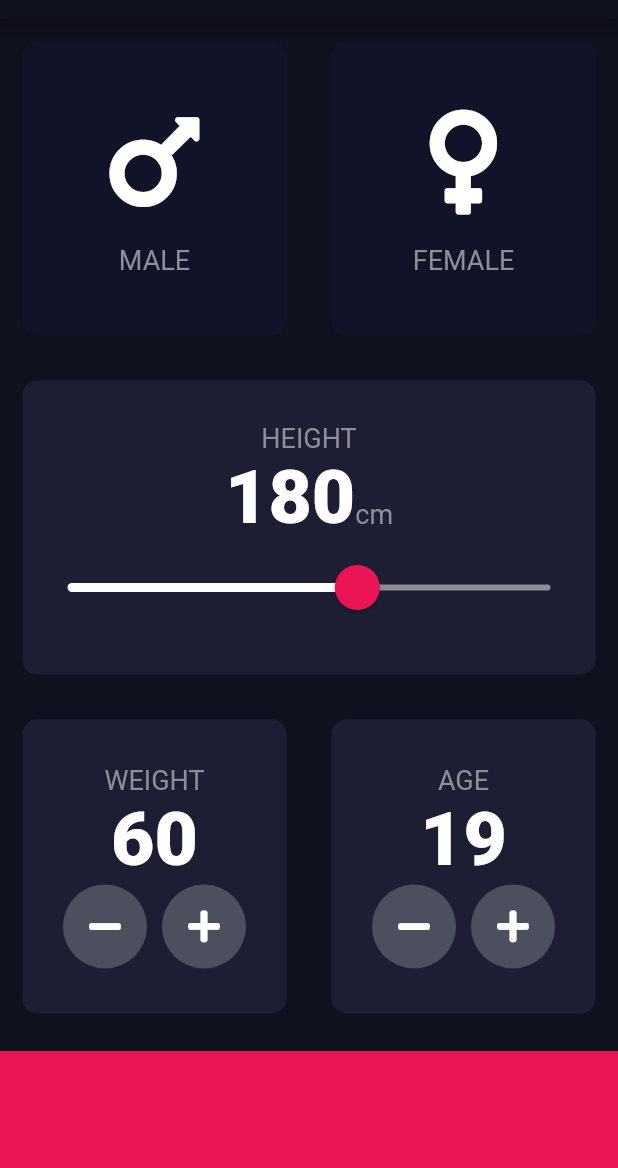
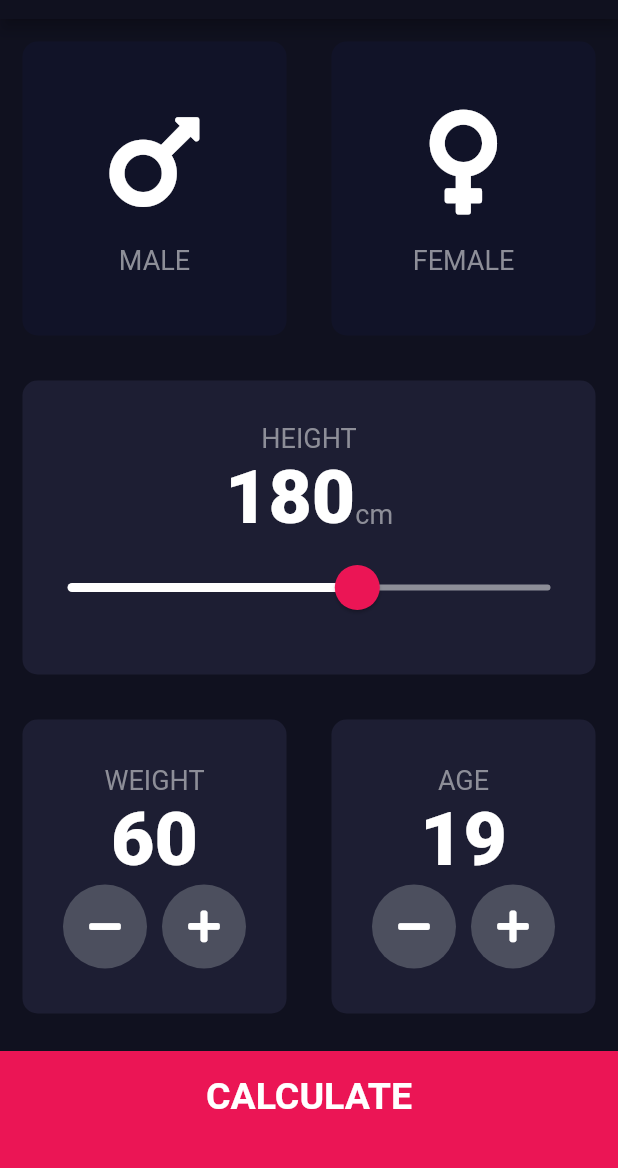
Before and after one commit to mimimimaimai55/bmi_calculator, a Flutter app: the screen it shows after launch, on a phone screen of 412 x 824 dp, the part 65-1233 px from its top. Run offline on Flutter 3.47's test engine with Material 2 defaults, Android fonts, the phone set to English and light mode, and no system bars; our stand-ins replace font_awesome_flutter.

Commit message:
セクション12の134が終了 ２ページ目の外側のみ作成。これから中身を作っていく

```diff
--- a/lib/constants.dart
+++ b/lib/constants.dart
@@ -16,3 +16,8 @@ const kNumberTextStyle =  TextStyle(
   fontSize: 50.0,
   fontWeight: FontWeight.w900,
 );
+
+const kLargeButtonTextStyle = TextStyle(
+  fontSize: 25.0,
+  fontWeight: FontWeight.bold,
+);
--- a/lib/input_page.dart
+++ b/lib/input_page.dart
@@ -3,6 +3,7 @@ import 'package:font_awesome_flutter/font_awesome_flutter.dart';
 import 'icon_content.dart';
 import 'reusable_card.dart';
 import 'constants.dart';
+import 'results_page.dart';
 
 enum Gender {
   male,
@@ -200,11 +201,21 @@ class _InputPageState extends State<InputPage> {
                     ),
                   ],
                 )),
-            Container(
-              color: kBottomContainerColour,
-              margin: EdgeInsets.only(top: 10.0),
-              width: double.infinity,
-              height: kBottomContainerHeight,
+            GestureDetector(
+              onTap:(){
+                Navigator.push(context,MaterialPageRoute(builder: (context) => ResultsPage()));
+              },
+              child: Container(
+                child: Center(
+                    child: Text('CALCULATE',style: kLargeButtonTextStyle,
+                    ),
+                ),
+                color: kBottomContainerColour,
+                margin: EdgeInsets.only(top: 10.0),
+                padding: EdgeInsets.only(bottom: 20.0),
+                width: double.infinity,
+                height: kBottomContainerHeight,
+              ),
             ),
           ],
         ),
```
Also changed, not shown: lib/results_page.dart (added, +14 -0 lines).
